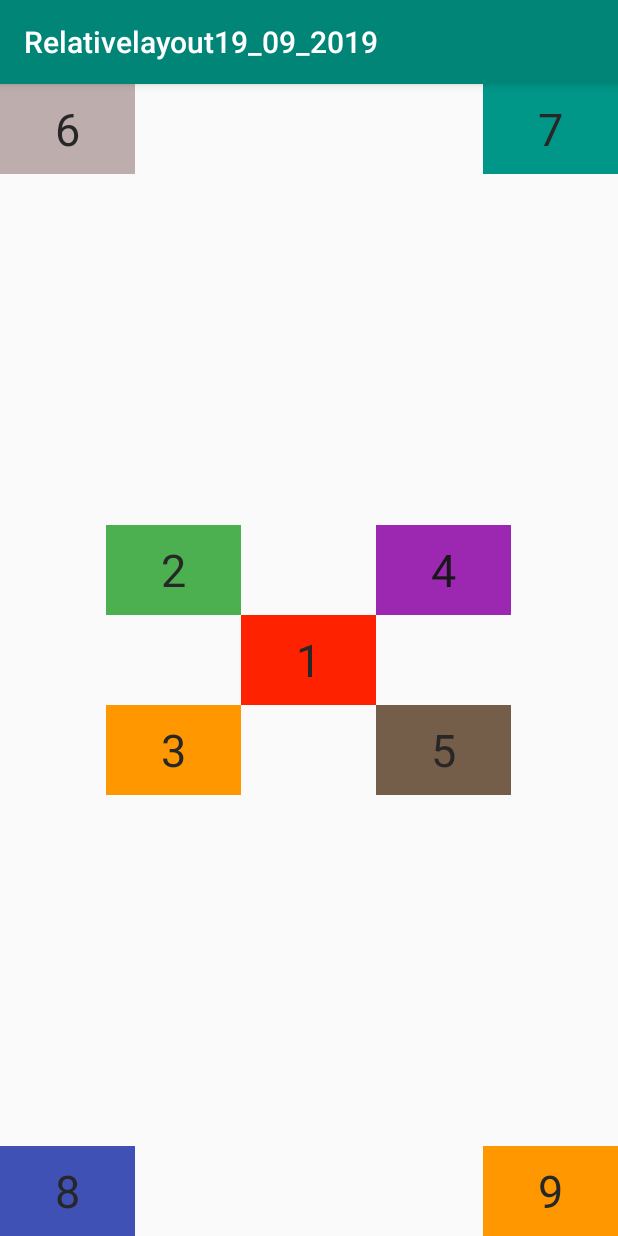
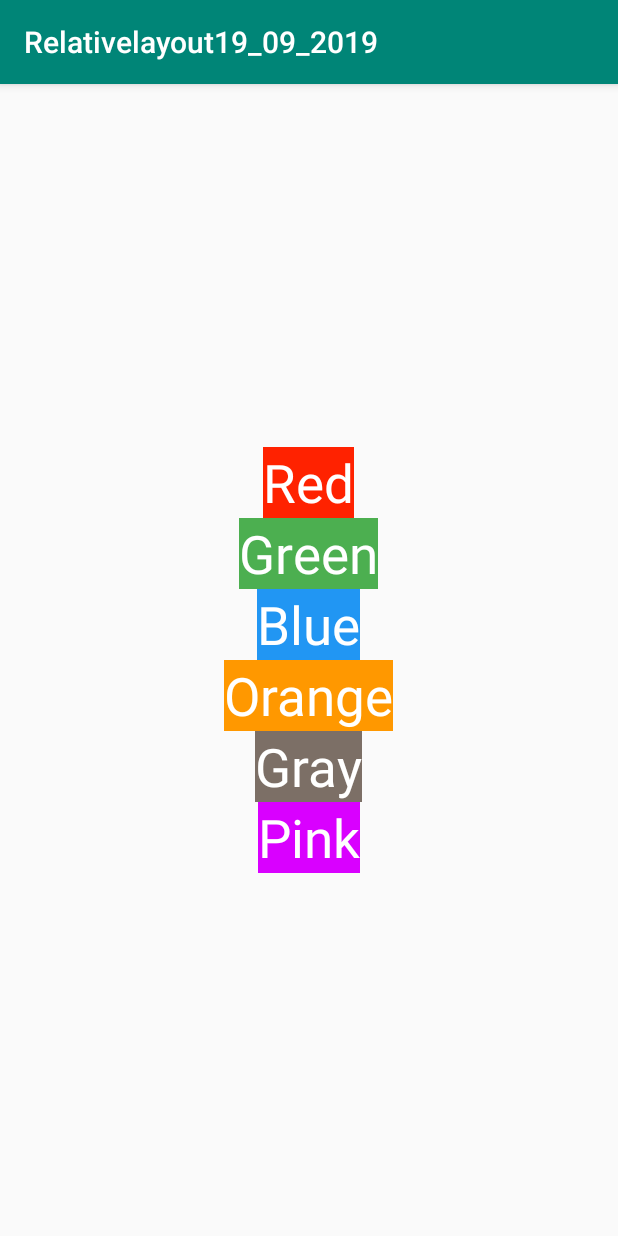
Before and after one commit to thang0918056106/RelativeLayout19092019, an Android app: the screen it shows after launch (MainActivity), on a phone screen of 412 x 824 dp. Run offline under Robolectric (Android 15) with nearby library versions, the phone set to English and light mode, and no system bars.

Commit message:
bai tap 4

```diff
--- a/app/src/main/res/layout/activity_main.xml
+++ b/app/src/main/res/layout/activity_main.xml
@@ -1,114 +1,66 @@
 <?xml version="1.0" encoding="utf-8"?>
-<RelativeLayout
-    xmlns:android="http://schemas.android.com/apk/res/android"
+<RelativeLayout xmlns:android="http://schemas.android.com/apk/res/android"
     xmlns:tools="http://schemas.android.com/tools"
     android:layout_width="match_parent"
     android:layout_height="match_parent"
     tools:context=".MainActivity">
 
-    <TextView
-        android:id="@+id/textview1"
-        android:layout_width="90dp"
-        android:layout_height="60dp"
-        android:text="1"
-        android:layout_centerInParent="true"
-        android:background="#f20"
+    <LinearLayout
+        android:layout_width="match_parent"
+        android:layout_height="match_parent"
         android:gravity="center"
-        android:textSize="30dp"
-        android:textColor="#272727" />
-    <TextView
-        android:id="@+id/textview2"
-        android:layout_width="90dp"
-        android:layout_height="60dp"
-        android:text="2"
-        android:background="#4CAF50"
-        android:gravity="center"
-        android:textSize="30dp"
-        android:textColor="#272727"
-        android:layout_toLeftOf="@+id/textview1"
-        android:layout_above="@+id/textview1"/>
-    <TextView
-        android:id="@+id/textview3"
-        android:layout_width="90dp"
-        android:layout_height="60dp"
-        android:text="3"
-        android:background="#FF9800"
-        android:gravity="center"
-        android:textSize="30dp"
-        android:textColor="#272727"
-        android:layout_toLeftOf="@+id/textview1"
-        android:layout_below="@+id/textview1" />
+        android:orientation="vertical">
 
-    <TextView
-        android:id="@+id/textview4"
-        android:layout_width="90dp"
-        android:layout_height="60dp"
-        android:text="4"
-        android:background="#9C27B0"
-        android:gravity="center"
-        android:textSize="30dp"
-        android:textColor="#18181A"
-        android:layout_toRightOf="@+id/textview1"
-        android:layout_above="@+id/textview1"/>
+        <TextView
+            android:layout_width="wrap_content"
+            android:layout_height="wrap_content"
+            android:background="#f20"
+            android:text="Red"
+            android:textColor="#FFFF"
+            android:textSize="35dp" />
 
-    <TextView
-        android:id="@+id/textview5"
-        android:layout_width="90dp"
-        android:layout_height="60dp"
-        android:text="5"
-        android:background="#755E49"
-        android:gravity="center"
-        android:textSize="30dp"
-        android:textColor="#272727"
-        android:layout_toRightOf="@id/textview1"
-        android:layout_below="@+id/textview1" />
-    <TextView
-        android:id="@+id/textview6"
-        android:layout_width="90dp"
-        android:layout_height="60dp"
-        android:text="6"
-        android:background="#5C522626"
-        android:gravity="center"
-        android:textSize="30dp"
-        android:textColor="#272727"
-        android:layout_alignParentLeft="true" />
-    <TextView
-        android:id="@+id/textview7"
-        android:layout_width="90dp"
-        android:layout_height="60dp"
-        android:text="7"
-        android:background="#009688"
-        android:gravity="center"
-        android:textSize="30dp"
-        android:textColor="#272727"
-        android:layout_alignParentRight="true"/>
-    <TextView
-        android:id="@+id/textview8"
-        android:layout_width="90dp"
-        android:layout_height="60dp"
-        android:text="8"
-        android:background="#3F51B5"
-        android:gravity="center"
-        android:textSize="30dp"
-        android:textColor="#272727"
-        android:layout_alignParentBottom="true"/>
-    <TextView
-        android:id="@+id/textview9"
-        android:layout_width="90dp"
-        android:layout_height="60dp"
-        android:text="9"
-        android:background="#FF9800"
-        android:gravity="center"
-        android:textSize="30dp"
-        android:textColor="#272727"
-        android:layout_alignParentBottom="true"
-        android:layout_alignParentRight="true"/>
+        <TextView
+            android:layout_width="wrap_content"
+            android:layout_height="wrap_content"
+            android:background="#4CAF50"
+            android:text="Green"
+            android:textColor="#FFFF"
+            android:textSize="35dp" />
 
+        <TextView
+            android:layout_width="wrap_content"
+            android:layout_height="wrap_content"
+            android:layout_centerInParent="true"
+            android:background="#2196F3"
+            android:text="Blue"
+            android:textColor="#FFFF"
+            android:textSize="35dp" />
 
+        <TextView
+            android:layout_width="wrap_content"
+            android:layout_height="wrap_content"
+            android:background="#FF9800"
+            android:text="Orange"
+            android:textColor="#FFFF"
+            android:textSize="35dp" />
 
+        <TextView
+            android:layout_width="wrap_content"
+            android:layout_height="wrap_content"
+            android:background="#7C6F66"
+            android:text="Gray"
+            android:textColor="#FFFF"
+            android:textSize="35dp" />
 
+        <TextView
+            android:layout_width="wrap_content"
+            android:layout_height="wrap_content"
+            android:background="#D900FF"
+            android:text="Pink"
+            android:textColor="#FFFF"
+            android:textSize="35dp" />
 
-
+    </LinearLayout>
 
 
 </RelativeLayout>
```
